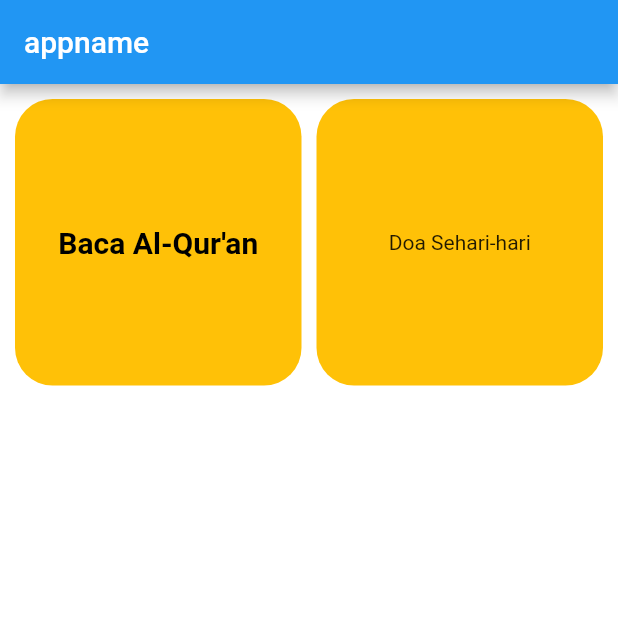
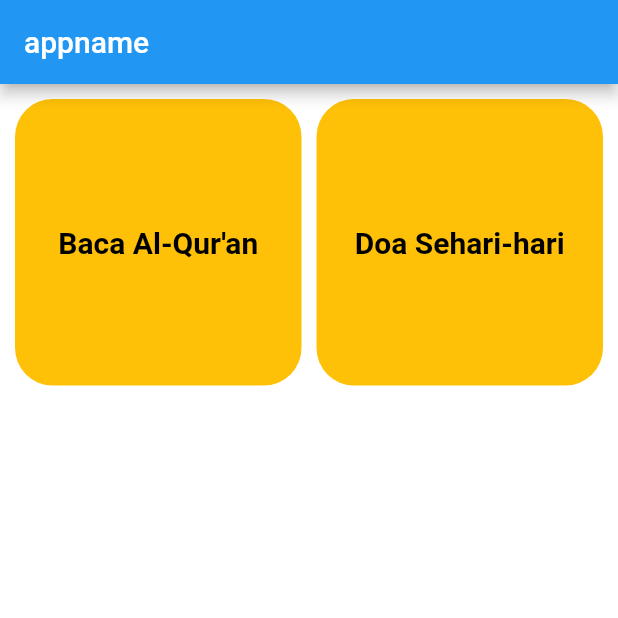
Before and after one commit to indratdev/kita_muslim, a Flutter app: the screen it shows after launch, on a phone screen of 412 x 824 dp, the top half of it. Run offline on Flutter 3.47's test engine with Material 2 defaults, Android fonts, the phone set to English and light mode, and no system bars; our stand-ins replace audioplayers, equatable, flutter_bloc, scrollable_positioned_list, shared_preferences.

Commit message:
updated 0704-1708

```diff
--- a/lib/data/providers/repository.dart
+++ b/lib/data/providers/repository.dart
@@ -1,4 +1,5 @@
 import 'package:kita_muslim/data/models/surah/spesifik_surah_model.dart';
+import 'package:kita_muslim/data/models/surah/surah_harian_model.dart';
 import 'package:kita_muslim/data/models/surah/surah_model.dart';
 import 'package:kita_muslim/data/others/audiomanagement.dart';
 import 'package:kita_muslim/data/providers/api_providers.dart';
@@ -47,6 +48,10 @@
   Future<SpesifikSurahModel> getDetailSurah(int number) {
     return prayerApiProvider.getDetailSurah(number);
   }
+
+  Future<List<SurahHarianModel>> getSurahHarian() {
+    return prayerApiProvider.getSurahHarian();
+  }
   // =========== end repo surah =========================
 
   // repo search surah
--- a/lib/main.dart
+++ b/lib/main.dart
@@ -17,11 +17,13 @@
     return MultiBlocProvider(
       providers: [
         BlocProvider(
-          create: (context) => SurahBloc()..add(GetAllSurah()),
+          create: (context) => SurahBloc()
+            ..add(GetAllSurah())
+            ..add(GetAllSurahHarian()),
         ),
         BlocProvider(
           create: (context) => AudiomanagementBloc(),
-        )
+        ),
       ],
       child: MaterialApp(
         debugShowCheckedModeBanner: false,
--- a/lib/screens/homescreen.dart
+++ b/lib/screens/homescreen.dart
@@ -1,4 +1,5 @@
 import 'package:flutter/material.dart';
+import 'package:kita_muslim/data/providers/api_providers.dart';
 import 'package:kita_muslim/utils/constants.dart';
 
 class HomeScreen extends StatelessWidget {
@@ -25,17 +26,35 @@
                 color: Colors.amber,
                 borderRadius: BorderRadius.circular(25),
               ),
-              child: const Text("Baca Al-Qur'an", overflow: TextOverflow.clip, textAlign: TextAlign.center, style: TextStyle(color: Colors.black, fontWeight: FontWeight.bold, fontSize: 20, ),),
+              child: const Text(
+                "Baca Al-Qur'an",
+                overflow: TextOverflow.clip,
+                textAlign: TextAlign.center,
+                style: TextStyle(
+                  color: Colors.black,
+                  fontWeight: FontWeight.bold,
+                  fontSize: 20,
+                ),
+              ),
             ),
           ),
           InkWell(
             onTap: () => Navigator.of(context).pushNamed('/doaharian'),
             child: Container(
               alignment: Alignment.center,
-              child: Text("Doa Sehari-hari"), //Text(myProducts[index]["name"]),
               decoration: BoxDecoration(
                 color: Colors.amber,
                 borderRadius: BorderRadius.circular(25),
+              ),
+              child: const Text(
+                "Doa Sehari-hari",
+                overflow: TextOverflow.clip,
+                textAlign: TextAlign.center,
+                style: TextStyle(
+                  color: Colors.black,
+                  fontWeight: FontWeight.bold,
+                  fontSize: 20,
+                ),
               ),
             ),
           ),
--- a/lib/statemanagement/surahbloc/surah_event.dart
+++ b/lib/statemanagement/surahbloc/surah_event.dart
@@ -4,6 +4,8 @@
 abstract class SurahEvent {}
 
 class GetAllSurah extends SurahEvent {}
+
+class GetAllSurahHarian extends SurahEvent {}
 
 class ViewDetailSurah extends SurahEvent {
   int number;
--- a/lib/statemanagement/surahbloc/surah_state.dart
+++ b/lib/statemanagement/surahbloc/surah_state.dart
@@ -86,3 +86,14 @@
   @override
   List<Object> get props => [surah];
 }
+
+class SuccessGetSurahHarian extends SurahState {
+  List<SurahHarianModel> surah;
+
+  SuccessGetSurahHarian({
+    required this.surah,
+  });
+
+  @override
+  List<Object> get props => [surah];
+}
```
Also changed, not shown: lib/data/models/surah/surah_harian_model.dart (added, +22 -0 lines), lib/data/providers/api_providers.dart (+15 -0 lines), lib/screens/surah_detail/surahdetailscreen.dart (+49 -11 lines), lib/screens/surah_harian/doaharianscreen.dart (+23 -1 lines), lib/statemanagement/surahbloc/surah_bloc.dart (+11 -0 lines), lib/data/models/surah/surah_harian_model.g.dart (added).
